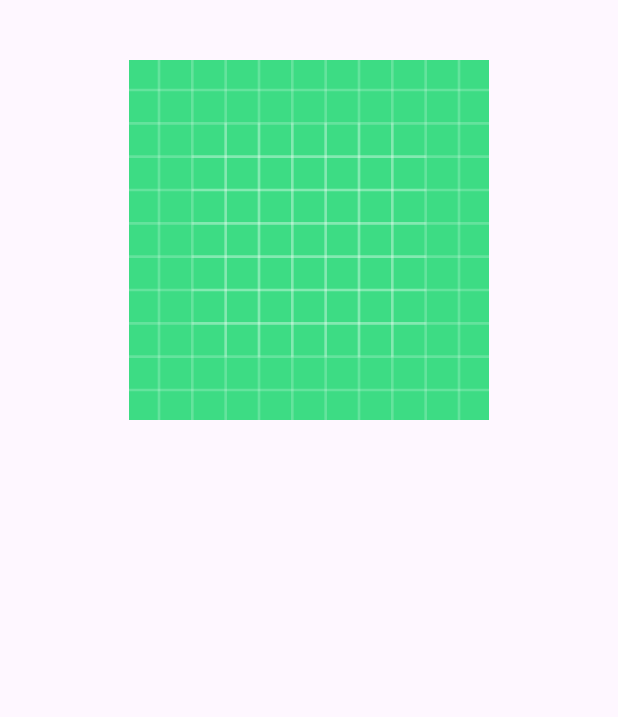
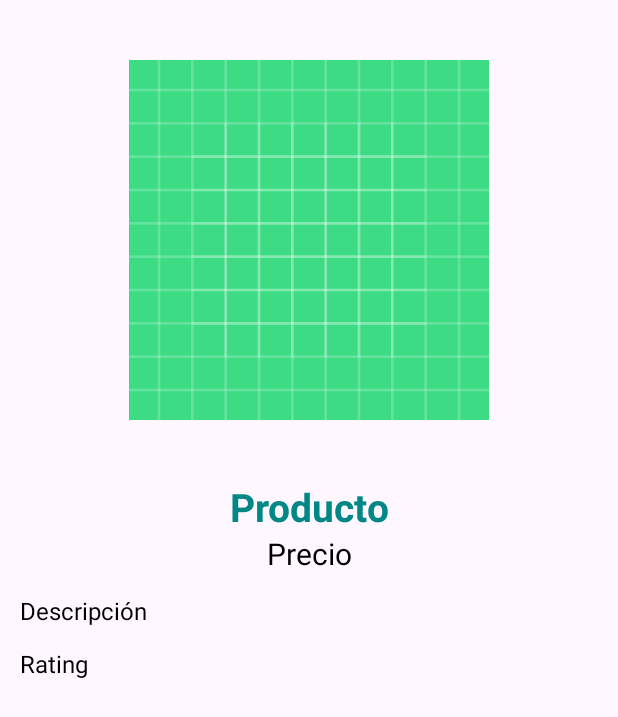
Before and after one commit to perniabeya/ShoppingCenter, an Android app: the layout activity_product.xml on its own in the app's theme, with its tools: preview values and no code run, on a phone screen of 412 x 824 dp. Shown: the top 717 px of the screen. Run offline under Robolectric (Android 15) with nearby library versions, the phone set to English and light mode, and no system bars.

Commit message:
Show product detail, menu favorite

```diff
--- a/app/src/main/AndroidManifest.xml
+++ b/app/src/main/AndroidManifest.xml
@@ -14,9 +14,6 @@
         android:supportsRtl="true"
         android:theme="@style/Theme.ShoppingCenter"
         tools:targetApi="31">
-        <activity
-            android:name=".activities.DetailActivity"
-            android:exported="false" />
         <activity
             android:name=".activities.ProductActivity"
             android:exported="false" />
--- a/app/src/main/java/com/example/shoppingcenter/activities/CategoryActivity.kt
+++ b/app/src/main/java/com/example/shoppingcenter/activities/CategoryActivity.kt
@@ -21,6 +21,7 @@ class CategoryActivity : AppCompatActivity() {
     lateinit var binding: ActivityCategoryBinding
 
     lateinit var productList: List<Product>
+
     lateinit var adapter: ProductsAdapter
 
     override fun onCreate(savedInstanceState: Bundle?) {
--- a/app/src/main/java/com/example/shoppingcenter/data/Product.kt
+++ b/app/src/main/java/com/example/shoppingcenter/data/Product.kt
@@ -8,5 +8,9 @@ class ProductsResponse (
 data class Product(
     val id: String,
     val title: String,
-    val thumbnail: String
+    val thumbnail: String,
+    val description: String,
+    val price: Float,
+    val rating: Float
+
 )
--- /dev/null
+++ b/app/src/main/res/drawable/ic_favorite.xml
@@ -0,0 +1,5 @@
+<vector xmlns:android="http://schemas.android.com/apk/res/android" android:height="24dp" android:tint="#000000" android:viewportHeight="24" android:viewportWidth="24" android:width="24dp">
+
+    <path android:fillColor="@android:color/white" android:pathData="M16.5,3c-1.74,0 -3.41,0.81 -4.5,2.09C10.91,3.81 9.24,3 7.5,3 4.42,3 2,5.42 2,8.5c0,3.78 3.4,6.86 8.55,11.54L12,21.35l1.45,-1.32C18.6,15.36 22,12.28 22,8.5 22,5.42 19.58,3 16.5,3zM12.1,18.55l-0.1,0.1 -0.1,-0.1C7.14,14.24 4,11.39 4,8.5 4,6.5 5.5,5 7.5,5c1.54,0 3.04,0.99 3.57,2.36h1.87C13.46,5.99 14.96,5 16.5,5c2,0 3.5,1.5 3.5,3.5 0,2.89 -3.14,5.74 -7.9,10.05z"/>
+
+</vector>
--- /dev/null
+++ b/app/src/main/res/drawable/ic_favorite_selected.xml
@@ -0,0 +1,5 @@
+<vector xmlns:android="http://schemas.android.com/apk/res/android" android:height="24dp" android:tint="#000000" android:viewportHeight="24" android:viewportWidth="24" android:width="24dp">
+
+    <path android:fillColor="@android:color/white" android:pathData="M12,21.35l-1.45,-1.32C5.4,15.36 2,12.28 2,8.5 2,5.42 4.42,3 7.5,3c1.74,0 3.41,0.81 4.5,2.09C13.09,3.81 14.76,3 16.5,3 19.58,3 22,5.42 22,8.5c0,3.78 -3.4,6.86 -8.55,11.54L12,21.35z"/>
+
+</vector>
--- /dev/null
+++ b/app/src/main/res/drawable/ic_search.xml
@@ -0,0 +1,5 @@
+<vector xmlns:android="http://schemas.android.com/apk/res/android" android:height="24dp" android:tint="#000000" android:viewportHeight="24" android:viewportWidth="24" android:width="24dp">
+
+    <path android:fillColor="@android:color/white" android:pathData="M15.5,14h-0.79l-0.28,-0.27C15.41,12.59 16,11.11 16,9.5 16,5.91 13.09,3 9.5,3S3,5.91 3,9.5 5.91,16 9.5,16c1.61,0 3.09,-0.59 4.23,-1.57l0.27,0.28v0.79l5,4.99L20.49,19l-4.99,-5zM9.5,14C7.01,14 5,11.99 5,9.5S7.01,5 9.5,5 14,7.01 14,9.5 11.99,14 9.5,14z"/>
+
+</vector>
--- /dev/null
+++ b/app/src/main/res/drawable/ic_share.xml
@@ -0,0 +1,5 @@
+<vector xmlns:android="http://schemas.android.com/apk/res/android" android:height="24dp" android:tint="#000000" android:viewportHeight="24" android:viewportWidth="24" android:width="24dp">
+
+    <path android:fillColor="@android:color/white" android:pathData="M18,16.08c-0.76,0 -1.44,0.3 -1.96,0.77L8.91,12.7c0.05,-0.23 0.09,-0.46 0.09,-0.7s-0.04,-0.47 -0.09,-0.7l7.05,-4.11c0.54,0.5 1.25,0.81 2.04,0.81 1.66,0 3,-1.34 3,-3s-1.34,-3 -3,-3 -3,1.34 -3,3c0,0.24 0.04,0.47 0.09,0.7L8.04,9.81C7.5,9.31 6.79,9 6,9c-1.66,0 -3,1.34 -3,3s1.34,3 3,3c0.79,0 1.5,-0.31 2.04,-0.81l7.12,4.16c-0.05,0.21 -0.08,0.43 -0.08,0.65 0,1.61 1.31,2.92 2.92,2.92 1.61,0 2.92,-1.31 2.92,-2.92s-1.31,-2.92 -2.92,-2.92z"/>
+
+</vector>
--- a/app/src/main/res/layout/activity_product.xml
+++ b/app/src/main/res/layout/activity_product.xml
@@ -16,5 +16,63 @@
         app:layout_constraintTop_toTopOf="parent"
         tools:src="@drawable/ic_launcher_background" />
 
+    <TextView
+        android:id="@+id/productTextView"
+        android:layout_width="match_parent"
+        android:layout_height="wrap_content"
+        android:textAlignment="center"
+        android:textColor="@color/design_default_color_secondary_variant"
+        android:textSize="26sp"
+        android:textStyle="bold"
+        app:layout_constraintEnd_toEndOf="parent"
+        app:layout_constraintStart_toStartOf="parent"
+        app:layout_constraintTop_toBottomOf="@+id/productImageView"
+        tools:text="Producto" />
+
+    <TextView
+        android:id="@+id/priceTextView"
+        android:layout_width="match_parent"
+        android:layout_height="wrap_content"
+        android:layout_weight="1"
+        android:textAlignment="center"
+        android:textColor="@color/design_default_color_on_secondary"
+        android:textSize="20sp"
+        app:layout_constraintEnd_toEndOf="parent"
+        app:layout_constraintHorizontal_bias="0.0"
+        app:layout_constraintStart_toStartOf="parent"
+        app:layout_constraintTop_toBottomOf="@+id/productTextView"
+        tools:text="Precio" />
+
+    <TextView
+        android:id="@+id/descriptionTextView"
+        android:layout_width="match_parent"
+        android:layout_height="wrap_content"
+        android:layout_margin="13dp"
+        android:layout_marginStart="4dp"
+        android:layout_marginTop="136dp"
+        android:layout_weight="1"
+        android:textColor="@color/design_default_color_on_secondary"
+        android:textSize="16sp"
+        app:layout_constraintEnd_toEndOf="parent"
+        app:layout_constraintHorizontal_bias="0.0"
+        app:layout_constraintStart_toStartOf="parent"
+        app:layout_constraintTop_toBottomOf="@+id/priceTextView"
+        tools:text="Descripción" />
+
+    <TextView
+        android:id="@+id/ratingTextView"
+        android:layout_width="match_parent"
+        android:layout_height="wrap_content"
+        android:layout_margin="13dp"
+        android:layout_marginStart="4dp"
+        android:layout_marginTop="136dp"
+        android:layout_weight="1"
+        android:textColor="@color/design_default_color_on_secondary"
+        android:textSize="16sp"
+        app:layout_constraintEnd_toEndOf="parent"
+        app:layout_constraintHorizontal_bias="0.0"
+        app:layout_constraintStart_toStartOf="parent"
+        app:layout_constraintTop_toBottomOf="@+id/descriptionTextView"
+        tools:text="Rating" />
 
 </androidx.constraintlayout.widget.ConstraintLayout>
--- a/app/src/main/res/values/colors.xml
+++ b/app/src/main/res/values/colors.xml
@@ -2,4 +2,6 @@
 <resources>
     <color name="black">#FF000000</color>
     <color name="white">#FFFFFFFF</color>
+
+    <color name="favorite">#CE0000</color>
 </resources>
--- a/app/src/main/res/values/strings.xml
+++ b/app/src/main/res/values/strings.xml
@@ -1,3 +1,6 @@
 <resources>
     <string name="app_name">ShoppingCenter</string>
+    <string name="action_search">Search</string>
+    <string name="action_favorite">Favorite</string>
+    <string name="action_share">Share</string>
 </resources>
```
Also changed, not shown: app/src/main/java/com/example/shoppingcenter/activities/ProductActivity.kt (+28 -0 lines), app/src/main/res/layout/activity_detail.xml (deleted, +0 -10 lines), app/src/main/res/menu/menu_activity_product.xml (added, +15 -0 lines).
